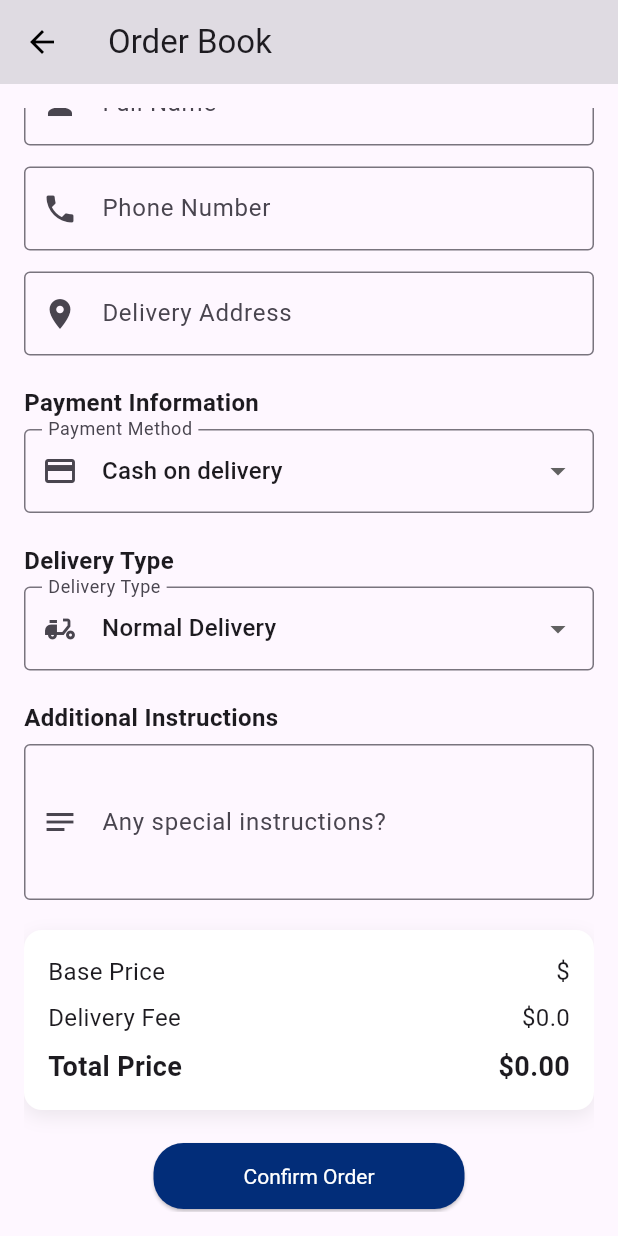
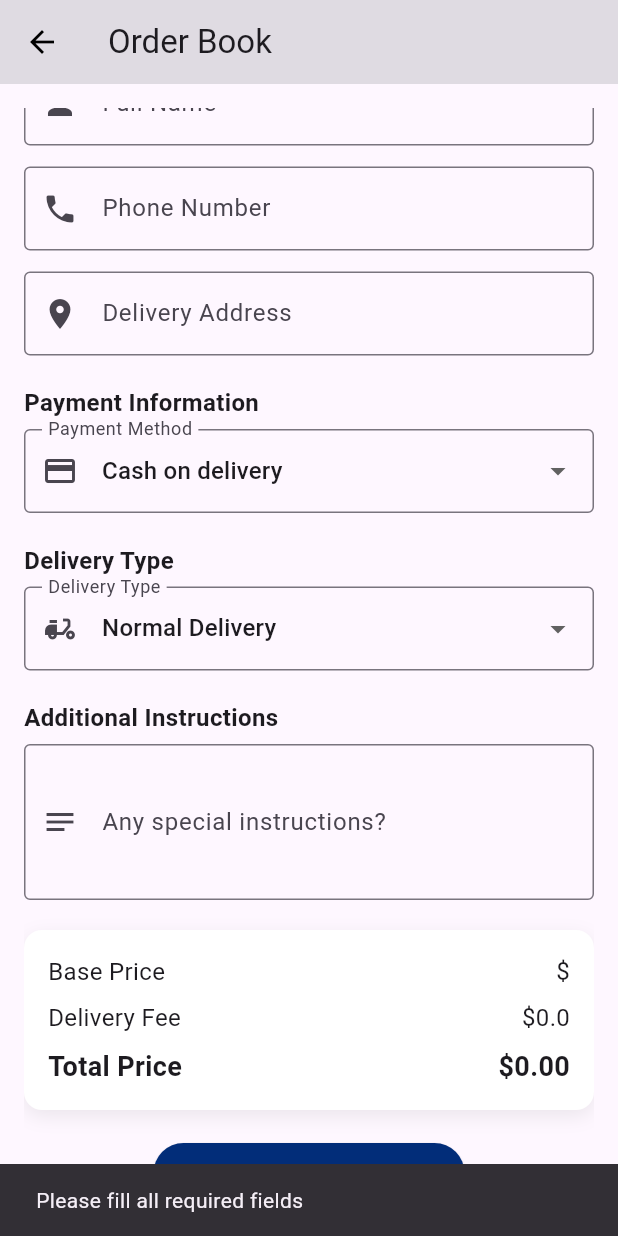
Before and after one commit to NinaMadu/bookhaven-mobile-application, a Flutter app: the OrderPage screen opened directly with empty values, scrolled down 216 dp, after a tap on "Confirm Order", on a phone screen of 412 x 824 dp. Run offline on Flutter 3.47's test engine with Material 3 defaults, Android fonts, the phone set to English and light mode, and no system bars; our stand-ins replace cloud_firestore, firebase_auth, firebase_core; accounts and stored records are empty; network calls fail.

Commit message:
order corrected

```diff
--- a/lib/pages/order.dart
+++ b/lib/pages/order.dart
@@ -407,8 +407,8 @@ class _OrderPageState extends State<OrderPage> {
   Widget _buildConfirmOrderButton() {
     return Center(
       child: ElevatedButton(
-        onPressed: () {
-          // Handle form submission
+        onPressed: () async {
+          await _confirmOrder();
         },
         style: ElevatedButton.styleFrom(
           backgroundColor: const Color.fromARGB(255, 2, 45, 121),
@@ -427,7 +427,7 @@ class _OrderPageState extends State<OrderPage> {
     );
   }
 
-  void _confirmOrder() async {
+  Future<void> _confirmOrder() async {
     // Check if all required fields are filled
     if (_nameController.text.isEmpty ||
         _phoneController.text.isEmpty ||
@@ -441,25 +441,45 @@ class _OrderPageState extends State<OrderPage> {
       return;
     }
 
+    try {
+      // Fetch the current book's document ID from Firestore
+      final bookQuerySnapshot = await FirebaseFirestore.instance
+          .collection('Book')
+          .where('title', isEqualTo: widget.title)
+          .get();
+
+      if (bookQuerySnapshot.docs.isEmpty) {
+        ScaffoldMessenger.of(context).showSnackBar(
+          const SnackBar(content: Text('Book not found in database')),
+        );
+        return;
+      }
+
+      // Assuming the first match is the correct document
+      final bookDocId = bookQuerySnapshot.docs.first.id;
+
       // Create the order object
       final order = OrderModel(
         userId: FirebaseAuth.instance.currentUser!.uid,
         orderDate: DateTime.now(),
         items: [
-        {'bookId': widget.title, 'quantity': 1} // Example, modify as needed
+          {
+            'bookId': bookDocId,
+            'quantity': 1
+          } // Save bookId as the document UID
         ],
         fullName: _nameController.text,
         phone: _phoneController.text,
         address: _addressController.text,
         deliveryType: _deliveryType,
         paymentMethod: _paymentMethod,
-      totalPrice: double.tryParse(widget.price) ?? 0.0 + _additionalDeliveryFee,
+        totalPrice:
+            double.tryParse(widget.price) ?? 0.0 + _additionalDeliveryFee,
         additionalInstructions: _instructionsController.text.isEmpty
             ? null
             : _instructionsController.text,
       );
 
-    try {
       // Add the order to the 'Orders' collection in Firestore
       final orderRef = FirebaseFirestore.instance.collection('orders').doc();
       await orderRef.set(order.toMap());
```
Also changed, not shown: lib/pages/home.dart (+0 -131 lines). Lines whose indentation alone changed are shown as unchanged.
